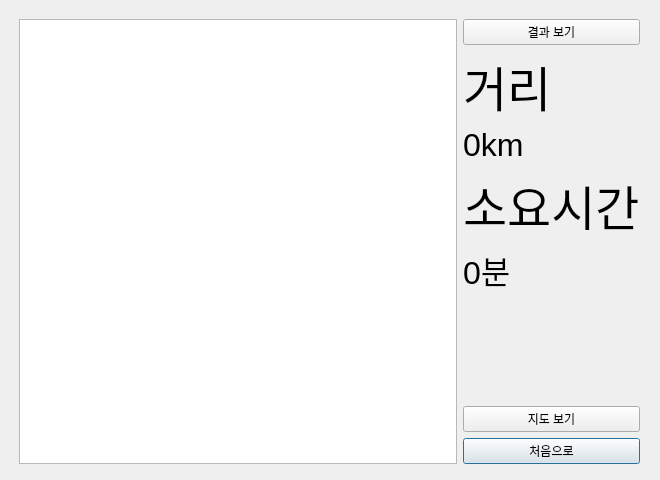
The window that src/end.ui (wooing1084/TripPlanner) describes before a commit, drawn with Qt 5.
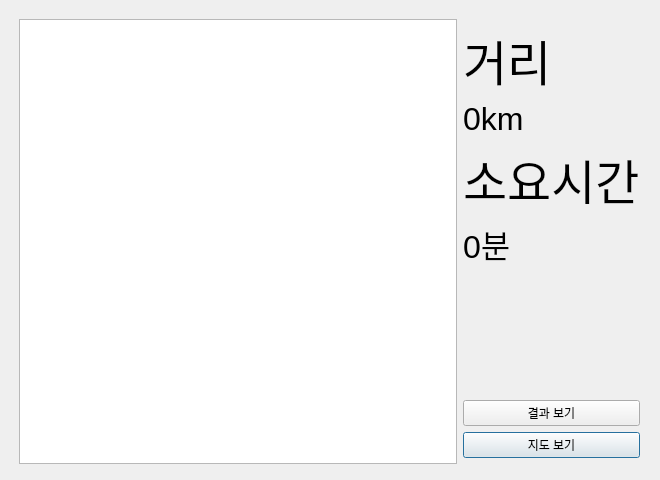
The same window after the commit.

Diff of the .ui file:
```diff
--- a/src/end.ui
+++ b/src/end.ui
@@ -35,31 +35,10 @@
     <property name="bottomMargin">
      <number>10</number>
     </property>
-    <item row="7" column="1">
-     <widget class="QPushButton" name="to_Start">
+    <item row="1" column="1">
+     <widget class="QLabel" name="label">
       <property name="text">
-       <string>처음으로</string>
-      </property>
-     </widget>
-    </item>
-    <item row="4" column="1">
-     <widget class="QLabel" name="min_time">
-      <property name="text">
-       <string>&lt;html&gt;&lt;head/&gt;&lt;body&gt;&lt;p&gt;&lt;span style=&quot; font-size:24pt;&quot;&gt;0분&lt;/span&gt;&lt;/p&gt;&lt;/body&gt;&lt;/html&gt;</string>
-      </property>
-     </widget>
-    </item>
-    <item row="0" column="1">
-     <widget class="QPushButton" name="pushButton">
-      <property name="text">
-       <string>결과 보기</string>
-      </property>
-     </widget>
-    </item>
-    <item row="6" column="1">
-     <widget class="QPushButton" name="TotheMAP">
-      <property name="text">
-       <string>지도 보기</string>
+       <string>&lt;html&gt;&lt;head/&gt;&lt;body&gt;&lt;p&gt;&lt;span style=&quot; font-size:36pt;&quot;&gt;거리&lt;/span&gt;&lt;/p&gt;&lt;/body&gt;&lt;/html&gt;</string>
       </property>
      </widget>
     </item>
@@ -76,13 +55,6 @@
       </property>
      </spacer>
     </item>
-    <item row="1" column="1">
-     <widget class="QLabel" name="label">
-      <property name="text">
-       <string>&lt;html&gt;&lt;head/&gt;&lt;body&gt;&lt;p&gt;&lt;span style=&quot; font-size:36pt;&quot;&gt;거리&lt;/span&gt;&lt;/p&gt;&lt;/body&gt;&lt;/html&gt;</string>
-      </property>
-     </widget>
-    </item>
     <item row="2" column="1">
      <widget class="QLabel" name="km_dis">
       <property name="text">
@@ -90,6 +62,16 @@
       </property>
      </widget>
     </item>
+    <item row="0" column="0" rowspan="9">
+     <widget class="QListWidget" name="listWidget"/>
+    </item>
+    <item row="4" column="1">
+     <widget class="QLabel" name="min_time">
+      <property name="text">
+       <string>&lt;html&gt;&lt;head/&gt;&lt;body&gt;&lt;p&gt;&lt;span style=&quot; font-size:24pt;&quot;&gt;0분&lt;/span&gt;&lt;/p&gt;&lt;/body&gt;&lt;/html&gt;</string>
+      </property>
+     </widget>
+    </item>
     <item row="3" column="1">
      <widget class="QLabel" name="label_5">
       <property name="text">
@@ -97,8 +79,19 @@
       </property>
      </widget>
     </item>
-    <item row="0" column="0" rowspan="8">
-     <widget class="QListWidget" name="listWidget"/>
+    <item row="7" column="1">
+     <widget class="QPushButton" name="TotheMAP">
+      <property name="text">
+       <string>지도 보기</string>
+      </property>
+     </widget>
+    </item>
+    <item row="6" column="1">
+     <widget class="QPushButton" name="pushButton">
+      <property name="text">
+       <string>결과 보기</string>
+      </property>
+     </widget>
     </item>
    </layout>
   </widget>
```
